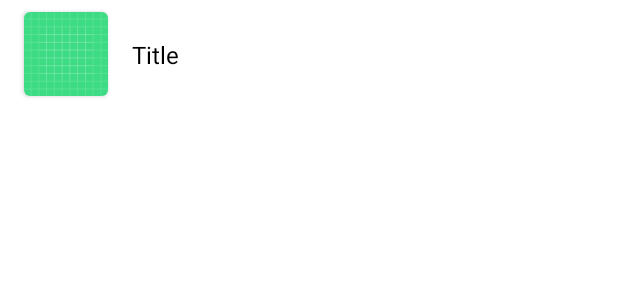
After one commit to fs/qa-test-task-android, an Android app: the layout element_news_entry.xml on its own in the app's theme, with its tools: preview values and no code run, on a phone screen of 412 x 824 dp. The commit adds this screen. Shown: the top 300 px of the screen. Run offline under Robolectric (Android 15) with nearby library versions, the phone set to English and light mode, and no system bars; network calls fail.

Commit message:
local fixes

```diff
--- a/app/build.gradle
+++ b/app/build.gradle
@@ -49,6 +49,7 @@ dependencies {
     implementation 'androidx.fragment:fragment-ktx:1.3.5'
     implementation 'com.google.android.material:material:1.3.0'
     implementation 'androidx.constraintlayout:constraintlayout:2.0.4'
+    implementation 'com.squareup.picasso:picasso:2.5.2'
 
     // region DI
     implementation "io.insert-koin:koin-core:$versions.koin"
--- a/app/src/main/java/com/flatstack/qatesttask/AppDelegate.kt
+++ b/app/src/main/java/com/flatstack/qatesttask/AppDelegate.kt
@@ -1,7 +1,7 @@
 package com.flatstack.qatesttask
 
 import android.app.Application
-import com.flatstack.qatesttask.data.guardiannews.di.guardianModule
+import com.flatstack.qatesttask.di.guardianModule
 import com.flatstack.qatesttask.feature.viewmodel.viewModelModule
 import org.koin.android.ext.koin.androidContext
 import org.koin.android.ext.koin.androidLogger
--- a/app/src/main/java/com/flatstack/qatesttask/data/guardiannews/extentions/HttpExtentions.kt
+++ b/app/src/main/java/com/flatstack/qatesttask/data/guardiannews/extentions/HttpExtentions.kt
@@ -3,11 +3,9 @@ package com.flatstack.qatesttask.data.guardiannews.extentions
 import okhttp3.Interceptor
 import okhttp3.Response
 
-fun Interceptor.Chain.addQueriesToInterceptor(vararg queryPairs: Pair<String, String>): Response {
+fun Interceptor.Chain.addQueriesToInterceptor(queryPair: Pair<String, String>): Response {
     val requestBuilder = request().url.newBuilder()
-    queryPairs.forEach {
-        requestBuilder.addQueryParameter(it.first, it.second)
-    }
+    requestBuilder.addQueryParameter(queryPair.first, queryPair.second)
     return requestBuilder.build().let { url ->
         this.proceed(request().newBuilder().url(url).build())
     }
--- a/app/src/main/java/com/flatstack/qatesttask/di/viewModelModule.kt
+++ b/app/src/main/java/com/flatstack/qatesttask/di/viewModelModule.kt
@@ -4,5 +4,5 @@ import org.koin.androidx.viewmodel.dsl.viewModel
 import org.koin.dsl.module
 
 val viewModelModule = module {
-    viewModel { MainActivityViewModel(get()) }
+    viewModel { ListFragmentViewModel(get()) }
 }
--- /dev/null
+++ b/app/src/main/res/layout/element_news_entry.xml
@@ -0,0 +1,48 @@
+<?xml version="1.0" encoding="utf-8"?>
+<androidx.constraintlayout.widget.ConstraintLayout xmlns:android="http://schemas.android.com/apk/res/android"
+    xmlns:app="http://schemas.android.com/apk/res-auto"
+    xmlns:tools="http://schemas.android.com/tools"
+    android:layout_width="match_parent"
+    android:layout_height="wrap_content">
+
+    <TextView
+        android:id="@+id/tv_news_element_title"
+        android:layout_width="0dp"
+        android:layout_height="wrap_content"
+        android:layout_marginStart="16dp"
+        android:layout_marginTop="24dp"
+        android:layout_marginEnd="16dp"
+        android:layout_marginBottom="24dp"
+        android:text="Title"
+        android:textColor="@color/black"
+        android:textSize="16sp"
+        app:layout_constraintBottom_toBottomOf="parent"
+        app:layout_constraintEnd_toEndOf="parent"
+        app:layout_constraintHorizontal_bias="0.0"
+        app:layout_constraintStart_toEndOf="@+id/cardView"
+        app:layout_constraintTop_toTopOf="parent" />
+
+    <androidx.cardview.widget.CardView
+        android:id="@+id/cardView"
+        android:layout_width="56dp"
+        android:layout_height="56dp"
+        android:layout_marginStart="16dp"
+        android:layout_marginTop="8dp"
+        android:layout_marginBottom="8dp"
+        app:cardCornerRadius="4dp"
+        app:layout_constraintBottom_toBottomOf="parent"
+        app:layout_constraintEnd_toEndOf="parent"
+        app:layout_constraintHorizontal_bias="0.0"
+        app:layout_constraintStart_toStartOf="parent"
+        app:layout_constraintTop_toTopOf="parent">
+
+        <ImageView
+            android:id="@+id/iv_news_element_thumbnail"
+            android:layout_width="wrap_content"
+            android:layout_height="match_parent"
+            android:scaleType="centerCrop"
+            app:srcCompat="@drawable/ic_launcher_background"
+            tools:srcCompat="@tools:sample/backgrounds/scenic" />
+    </androidx.cardview.widget.CardView>
+
+</androidx.constraintlayout.widget.ConstraintLayout>
```
Also changed, not shown: app/src/main/java/com/flatstack/qatesttask/MainActivity.kt (+38 -11 lines), app/src/main/java/com/flatstack/qatesttask/data/guardiannews/model/GuardianAdditionalInfo.kt (added, +8 -0 lines), app/src/main/java/com/flatstack/qatesttask/data/guardiannews/model/GuardianPost.kt (+6 -1 lines), app/src/main/java/com/flatstack/qatesttask/data/guardiannews/retrofit/GuardianHttpService.kt (+6 -1 lines), app/src/main/java/com/flatstack/qatesttask/di/guardianModule.kt (+19 -8 lines), app/src/main/java/com/flatstack/qatesttask/feature/adapter/NewsAdapter.kt (added, +65 -0 lines), app/src/main/java/com/flatstack/qatesttask/feature/model/PostDto.kt (added, +8 -0 lines), app/src/main/java/com/flatstack/qatesttask/feature/viewmodel/ListFragmentViewModel.kt (added, +38 -0 lines), app/src/main/java/com/flatstack/qatesttask/feature/viewmodel/MainActivityViewModel.kt (deleted, +0 -29 lines), app/src/main/res/layout/activity_main.xml (deleted, +0 -18 lines), app/src/main/res/layout/fragment_news_list.xml (added, +20 -0 lines).
